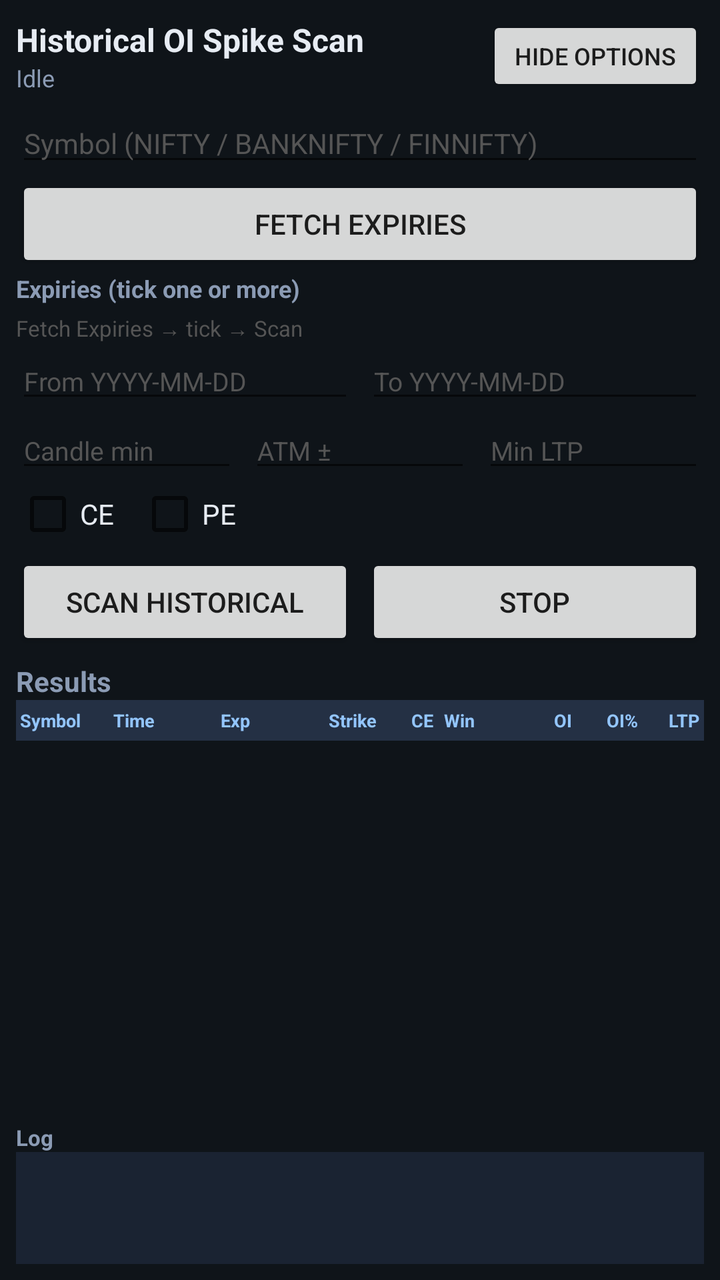
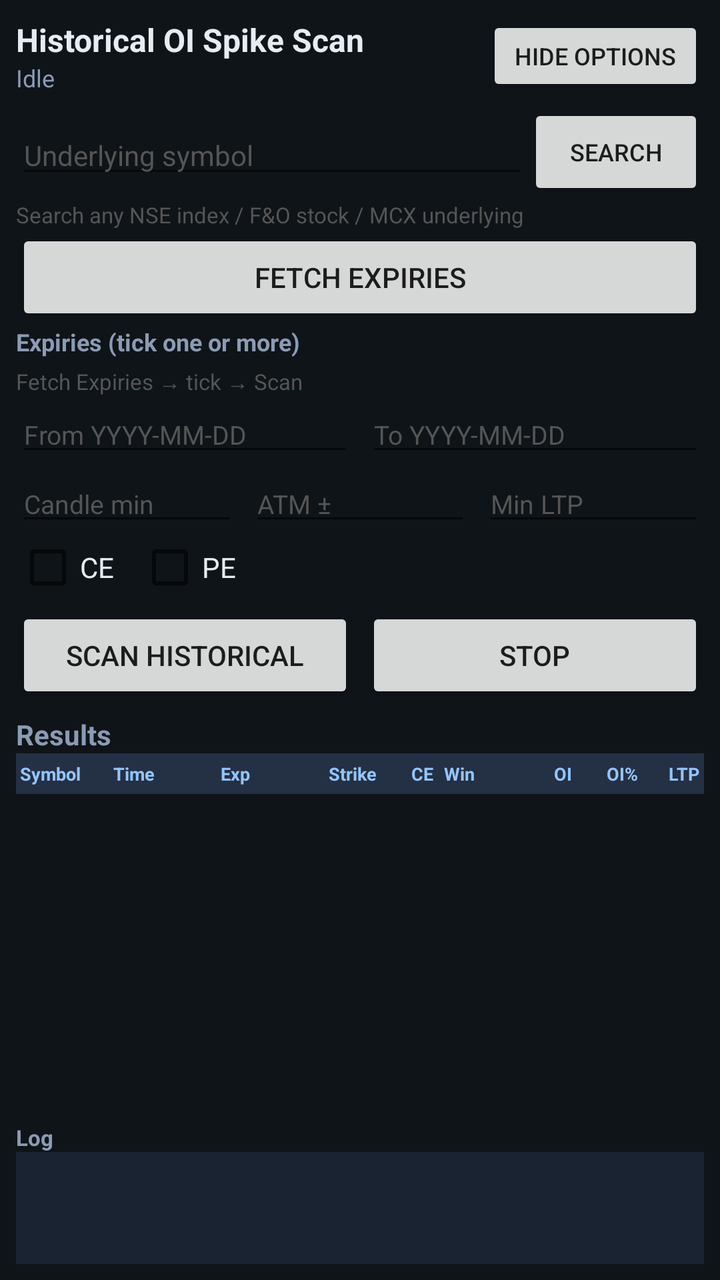

An Android layout rendered at two revisions. The XML below is the earlier revision; the diff shows what the commit changed to produce the second picture.
<!-- AndroidManifest.xml: application theme Theme.OISpikeDetector -->
<!-- res/layout/activity_historical.xml -->
<?xml version="1.0" encoding="utf-8"?>
<LinearLayout xmlns:android="http://schemas.android.com/apk/res/android"
    android:layout_width="match_parent"
    android:layout_height="match_parent"
    android:orientation="vertical"
    android:padding="8dp"
    android:background="#0F1419">

    
    <LinearLayout
        android:layout_width="match_parent"
        android:layout_height="wrap_content"
        android:orientation="horizontal"
        android:gravity="center_vertical">
        <LinearLayout
            android:layout_width="0dp"
            android:layout_height="wrap_content"
            android:layout_weight="1"
            android:orientation="vertical">
            <TextView
                android:layout_width="match_parent"
                android:layout_height="wrap_content"
                android:text="Historical OI Spike Scan"
                android:textColor="#E7ECF3"
                android:textSize="16sp"
                android:textStyle="bold" />
            <TextView
                android:id="@+id/histStatus"
                android:layout_width="match_parent"
                android:layout_height="wrap_content"
                android:text="Idle"
                android:textColor="#8B9BB4"
                android:textSize="12sp" />
        </LinearLayout>
        <Button
            android:id="@+id/btnToggleFilters"
            android:layout_width="wrap_content"
            android:layout_height="40dp"
            android:minWidth="0dp"
            android:paddingLeft="14dp"
            android:paddingRight="14dp"
            android:text="Hide options"
            android:textSize="12sp" />
    </LinearLayout>

    
    <ScrollView
        android:id="@+id/histFiltersPanel"
        android:layout_width="match_parent"
        android:layout_height="wrap_content"
        android:layout_marginTop="4dp"
        android:maxHeight="280dp">
        <LinearLayout
            android:layout_width="match_parent"
            android:layout_height="wrap_content"
            android:orientation="vertical">

            <EditText
                android:id="@+id/histSymbol"
                android:layout_width="match_parent"
                android:layout_height="wrap_content"
                android:hint="Symbol (NIFTY / BANKNIFTY / FINNIFTY)"
                android:textColor="#E7ECF3"
                android:textColorHint="#555"
                android:inputType="textCapCharacters"
                android:textSize="14sp" />

            <Button
                android:id="@+id/btnFetchExpiries"
                android:layout_width="match_parent"
                android:layout_height="wrap_content"
                android:text="Fetch Expiries" />

            <TextView
                android:layout_width="match_parent"
                android:layout_height="wrap_content"
                android:text="Expiries (tick one or more)"
                android:textColor="#8B9BB4"
                android:textStyle="bold"
                android:textSize="12sp" />

            <HorizontalScrollView
                android:layout_width="match_parent"
                android:layout_height="wrap_content">
                <LinearLayout
                    android:id="@+id/histExpiryBox"
                    android:layout_width="wrap_content"
                    android:layout_height="wrap_content"
                    android:orientation="horizontal"
                    android:padding="2dp" />
            </HorizontalScrollView>

            <TextView
                android:id="@+id/histExpiryHint"
                android:layout_width="match_parent"
                android:layout_height="wrap_content"
                android:text="Fetch Expiries → tick → Scan"
                android:textColor="#555"
                android:textSize="11sp" />

            <LinearLayout
                android:layout_width="match_parent"
                android:layout_height="wrap_content"
                android:orientation="horizontal">
                <EditText
                    android:id="@+id/histFrom"
                    android:layout_width="0dp"
                    android:layout_height="wrap_content"
                    android:layout_weight="1"
                    android:hint="From YYYY-MM-DD"
                    android:textColor="#E7ECF3"
                    android:textColorHint="#555"
                    android:textSize="13sp" />
                <EditText
                    android:id="@+id/histTo"
                    android:layout_width="0dp"
                    android:layout_height="wrap_content"
                    android:layout_weight="1"
                    android:layout_marginStart="6dp"
                    android:hint="To YYYY-MM-DD"
                    android:textColor="#E7ECF3"
                    android:textColorHint="#555"
                    android:textSize="13sp" />
            </LinearLayout>

            <LinearLayout
                android:layout_width="match_parent"
                android:layout_height="wrap_content"
                android:orientation="horizontal">
                <EditText
                    android:id="@+id/histInterval"
                    android:layout_width="0dp"
                    android:layout_height="wrap_content"
                    android:layout_weight="1"
                    android:hint="Candle min"
                    android:inputType="number"
                    android:textColor="#E7ECF3"
                    android:textColorHint="#555"
                    android:textSize="13sp" />
                <EditText
                    android:id="@+id/histAtm"
                    android:layout_width="0dp"
                    android:layout_height="wrap_content"
                    android:layout_weight="1"
                    android:layout_marginStart="6dp"
                    android:hint="ATM ±"
                    android:inputType="number"
                    android:textColor="#E7ECF3"
                    android:textColorHint="#555"
                    android:textSize="13sp" />
                <EditText
                    android:id="@+id/histMinLtp"
                    android:layout_width="0dp"
                    android:layout_height="wrap_content"
                    android:layout_weight="1"
                    android:layout_marginStart="6dp"
                    android:hint="Min LTP"
                    android:inputType="numberDecimal"
                    android:textColor="#E7ECF3"
                    android:textColorHint="#555"
                    android:textSize="13sp" />
            </LinearLayout>

            <LinearLayout
                android:layout_width="match_parent"
                android:layout_height="wrap_content"
                android:orientation="horizontal"
                android:gravity="center_vertical">
                <CheckBox
                    android:id="@+id/histCe"
                    android:layout_width="wrap_content"
                    android:layout_height="wrap_content"
                    android:text="CE"
                    android:textColor="#E7ECF3" />
                <CheckBox
                    android:id="@+id/histPe"
                    android:layout_width="wrap_content"
                    android:layout_height="wrap_content"
                    android:layout_marginStart="12dp"
                    android:text="PE"
                    android:textColor="#E7ECF3" />
            </LinearLayout>
        </LinearLayout>
    </ScrollView>

    <LinearLayout
        android:layout_width="match_parent"
        android:layout_height="wrap_content"
        android:orientation="horizontal"
        android:layout_marginTop="4dp">
        <Button
            android:id="@+id/btnHistScan"
            android:layout_width="0dp"
            android:layout_height="wrap_content"
            android:layout_weight="1"
            android:text="Scan Historical" />
        <Button
            android:id="@+id/btnHistStop"
            android:layout_width="0dp"
            android:layout_height="wrap_content"
            android:layout_marginStart="6dp"
            android:layout_weight="1"
            android:text="Stop" />
    </LinearLayout>

    <TextView
        android:layout_width="match_parent"
        android:layout_height="wrap_content"
        android:layout_marginTop="6dp"
        android:text="Results"
        android:textColor="#8B9BB4"
        android:textStyle="bold" />

    <include
        android:id="@+id/tableHeader"
        layout="@layout/table_header"
        android:layout_width="match_parent"
        android:layout_height="wrap_content" />

    <androidx.recyclerview.widget.RecyclerView
        android:id="@+id/histList"
        android:layout_width="match_parent"
        android:layout_height="0dp"
        android:layout_weight="1"
        android:layout_marginTop="2dp"
        android:clipToPadding="false" />

    <TextView
        android:id="@+id/histLogLabel"
        android:layout_width="match_parent"
        android:layout_height="wrap_content"
        android:text="Log"
        android:textColor="#8B9BB4"
        android:textStyle="bold"
        android:textSize="11sp" />

    <ScrollView
        android:id="@+id/histLogScroll"
        android:layout_width="match_parent"
        android:layout_height="56dp"
        android:background="#1A2332">
        <TextView
            android:id="@+id/histLog"
            android:layout_width="match_parent"
            android:layout_height="wrap_content"
            android:fontFamily="monospace"
            android:padding="4dp"
            android:textColor="#8B9BB4"
            android:textSize="10sp" />
    </ScrollView>
</LinearLayout>
<!-- res/layout/table_header.xml (included above) -->
<?xml version="1.0" encoding="utf-8"?>
<LinearLayout xmlns:android="http://schemas.android.com/apk/res/android"
    android:layout_width="match_parent"
    android:layout_height="wrap_content"
    android:orientation="horizontal"
    android:paddingTop="4dp"
    android:paddingBottom="4dp"
    android:paddingLeft="2dp"
    android:paddingRight="2dp"
    android:background="#243044">

    <TextView android:id="@+id/hdrSymbol" android:layout_width="0dp" android:layout_height="wrap_content"
        android:layout_weight="1.0" android:text="Symbol" android:textColor="#93C5FD" android:textSize="9sp" android:textStyle="bold" />
    <TextView android:id="@+id/hdrTime" android:layout_width="0dp" android:layout_height="wrap_content"
        android:layout_weight="1.15" android:text="Time" android:textColor="#93C5FD" android:textSize="9sp" android:textStyle="bold" />
    <TextView android:id="@+id/hdrExpiry" android:layout_width="0dp" android:layout_height="wrap_content"
        android:layout_weight="1.15" android:text="Exp" android:textColor="#93C5FD" android:textSize="9sp" android:textStyle="bold" />
    <TextView android:id="@+id/hdrStrike" android:layout_width="0dp" android:layout_height="wrap_content"
        android:layout_weight="0.8" android:text="Strike" android:textColor="#93C5FD" android:textSize="9sp" android:textStyle="bold" />
    <TextView android:id="@+id/hdrType" android:layout_width="0dp" android:layout_height="wrap_content"
        android:layout_weight="0.4" android:text="CE" android:textColor="#93C5FD" android:textSize="9sp" android:textStyle="bold" android:gravity="center" />
    <TextView android:id="@+id/hdrWin" android:layout_width="0dp" android:layout_height="wrap_content"
        android:layout_weight="0.4" android:text="Win" android:textColor="#93C5FD" android:textSize="9sp" android:textStyle="bold" android:gravity="center" />
    <TextView android:id="@+id/hdrOi" android:layout_width="0dp" android:layout_height="wrap_content"
        android:layout_weight="1.0" android:text="OI" android:textColor="#93C5FD" android:textSize="9sp" android:textStyle="bold" android:gravity="end" />
    <TextView android:id="@+id/hdrOiPct" android:layout_width="0dp" android:layout_height="wrap_content"
        android:layout_weight="0.7" android:text="OI%" android:textColor="#93C5FD" android:textSize="9sp" android:textStyle="bold" android:gravity="end" />
    <TextView android:id="@+id/hdrLtp" android:layout_width="0dp" android:layout_height="wrap_content"
        android:layout_weight="0.65" android:text="LTP" android:textColor="#93C5FD" android:textSize="9sp" android:textStyle="bold" android:gravity="end" />
</LinearLayout>
<!-- resources referenced by this layout -->
<resources>
  <style name="Theme.OISpikeDetector" parent="Theme.AppCompat.DayNight.DarkActionBar">
          <item name="colorPrimary">#3B82F6</item>
          <item name="colorPrimaryDark">#1D4ED8</item>
          <item name="colorAccent">#3B82F6</item>
          <item name="android:statusBarColor">#0F1419</item>
          <item name="android:windowBackground">#0F1419</item>
      </style>
</resources>

<!-- the commit's change to res/layout/activity_historical.xml (unified diff, before → after) -->
@@ -55,15 +55,34 @@
             android:layout_height="wrap_content"
             android:orientation="vertical">
 
-            <EditText
-                android:id="@+id/histSymbol"
-                android:layout_width="match_parent"
-                android:layout_height="wrap_content"
-                android:hint="Symbol (NIFTY / BANKNIFTY / FINNIFTY)"
-                android:textColor="#E7ECF3"
-                android:textColorHint="#555"
-                android:inputType="textCapCharacters"
-                android:textSize="14sp" />
+            <LinearLayout
+                android:layout_width="match_parent"
+                android:layout_height="wrap_content"
+                android:orientation="horizontal"
+                android:gravity="center_vertical">
+                <EditText
+                    android:id="@+id/histSymbol"
+                    android:layout_width="0dp"
+                    android:layout_height="wrap_content"
+                    android:layout_weight="1"
+                    android:hint="Underlying symbol"
+                    android:textColor="#E7ECF3"
+                    android:textColorHint="#555"
+                    android:inputType="textCapCharacters"
+                    android:textSize="14sp" />
+                <Button
+                    android:id="@+id/btnHistSearchSymbol"
+                    android:layout_width="wrap_content"
+                    android:layout_height="wrap_content"
+                    android:text="Search"
+                    android:textSize="12sp" />
+            </LinearLayout>
+            <TextView
+                android:layout_width="match_parent"
+                android:layout_height="wrap_content"
+                android:text="Search any NSE index / F&amp;O stock / MCX underlying"
+                android:textColor="#555"
+                android:textSize="11sp" />
 
             <Button
                 android:id="@+id/btnFetchExpiries"
